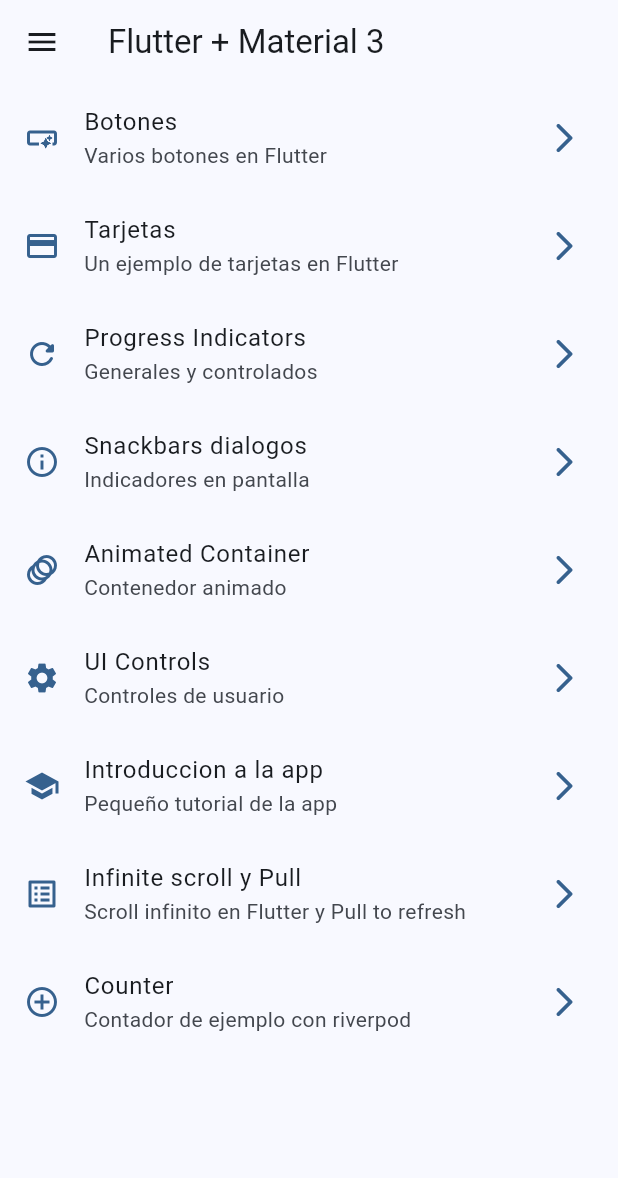
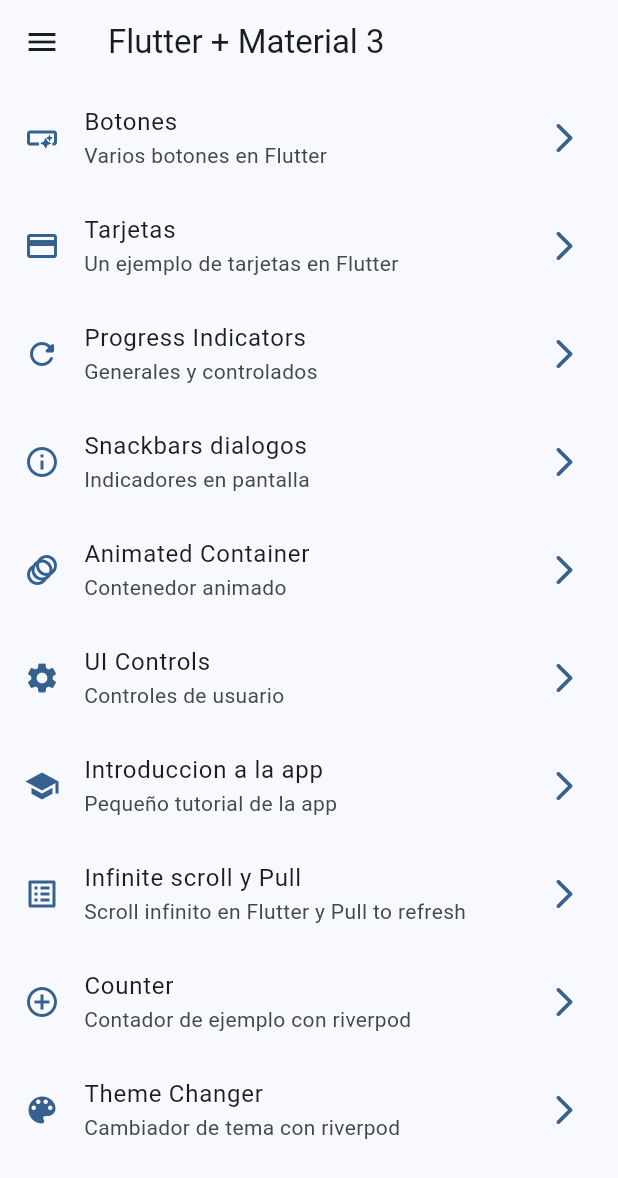
Before and after one commit to Guidotss/widget-app, a Flutter app: the screen it shows after launch, on a phone screen of 412 x 824 dp. Shown: the top 1178 px of the screen. Run offline on Flutter 3.47's test engine with Material 3 defaults, Android fonts, the phone set to English and light mode, and no system bars; our stand-ins replace animate_do, flutter_riverpod, go_router.

Commit message:
terminando cambio de tema de color

```diff
--- a/lib/config/menu/menu_items.dart
+++ b/lib/config/menu/menu_items.dart
@@ -67,5 +67,11 @@ const appMenuItems = <MenuItem>[
     subTitle: 'Contador de ejemplo con riverpod',
     link: '/counter',
     icon: Icons.add_circle_outline
-  )
+  ),
+  MenuItem(
+    title: 'Theme Changer',
+    subTitle: 'Cambiador de tema con riverpod',
+    link: '/theme_changer',
+    icon: Icons.color_lens
+  ),
 ];
--- a/lib/config/router/app_router.dart
+++ b/lib/config/router/app_router.dart
@@ -53,4 +53,9 @@ final appRouter = GoRouter(initialLocation: '/', routes: [
     name: CounterScreen.name,
     builder: (context, state) => const CounterScreen(),
   ),
+  GoRoute(
+    path:'/theme_changer',
+    name: ThemeChangerScreen.name,
+    builder: (context, state) => const ThemeChangerScreen(),
+  ),
 ]);
--- a/lib/config/theme/app_theme.dart
+++ b/lib/config/theme/app_theme.dart
@@ -15,14 +15,22 @@ const List<Color> appColors = [
 
 class AppTheme {
   final int selectedColor;
+  final bool isDarkMode;
 
   AppTheme({
     this.selectedColor = 0,
+    this.isDarkMode = false,
   }) : assert(selectedColor >= 0 && selectedColor < appColors.length,
             'Invalid color index');
 
   ThemeData getTheme() => ThemeData(
       useMaterial3: true,
+      brightness: isDarkMode ? Brightness.dark : Brightness.light,
       colorSchemeSeed: appColors[selectedColor],
       appBarTheme: const AppBarTheme(centerTitle: false));
+
+  AppTheme copyWith({int? selectedColor, bool? isDarkMode}) => AppTheme(
+        selectedColor: selectedColor ?? this.selectedColor,
+        isDarkMode: isDarkMode ?? this.isDarkMode,
+      );
 }
--- a/lib/main.dart
+++ b/lib/main.dart
@@ -2,6 +2,7 @@ import 'package:flutter/material.dart';
 import 'package:flutter_riverpod/flutter_riverpod.dart';
 import 'package:widget_app/config/router/app_router.dart';
 import 'package:widget_app/config/theme/app_theme.dart';
+import 'package:widget_app/presentations/providers/theme_provider.dart';
 
 void main() {
   runApp(
@@ -11,15 +12,21 @@ void main() {
   );
 }
 
-class MainApp extends StatelessWidget {
+class MainApp extends ConsumerWidget {
   const MainApp({super.key});
 
   @override
-  Widget build(BuildContext context) {
+  Widget build(BuildContext context, WidgetRef ref) {
+    /* final isDarkMode = ref.watch(themeProvider);
+    final selectedColor = ref.watch(selectedColor */
+
+    final AppTheme appTheme = ref.watch(themeNotifierProvider);
+
+
     return MaterialApp.router(
       routerConfig: appRouter,
       debugShowCheckedModeBanner: false,
-      theme: AppTheme(selectedColor: 0).getTheme(),
+      theme: appTheme.getTheme(),
     );
   }
 }
--- /dev/null
+++ b/lib/presentations/providers/theme_provider.dart
@@ -0,0 +1,29 @@
+import 'package:flutter_riverpod/flutter_riverpod.dart';
+import 'package:widget_app/config/theme/app_theme.dart';
+
+final themeProvider = StateProvider ((ref) => false);
+
+// Listado de colores inmutable.
+final colorListProvider = Provider((ref) => appColors);
+
+final selectedColorProvider = StateProvider((ref) => appColors[0]);
+
+// Un objeto de tipo AppTheme (Custom) que contiene el color seleccionado y el modo oscuro
+final themeNotifierProvider = StateNotifierProvider<ThemeNotifier, AppTheme>(
+  (ref) => ThemeNotifier(),
+);
+
+// Controller o notifier para el cambio de tema
+class ThemeNotifier extends StateNotifier<AppTheme>{
+  //State = Nueva instancia de AppTheme
+  ThemeNotifier(): super(AppTheme());
+
+  void toggleDarkTheme() {
+    state = state.copyWith(isDarkMode: !state.isDarkMode);
+  }
+
+  void changeColorIndex(int? index){
+    state = state.copyWith(selectedColor: index);
+  }
+
+}
--- a/lib/presentations/screens/screens.dart
+++ b/lib/presentations/screens/screens.dart
@@ -1,3 +1,4 @@
+export  'package:widget_app/presentations/screens/theme_changer/theme_changer_screen.dart';
 export 'package:widget_app/presentations/screens/counter/counter_screen.dart';
 export 'package:widget_app/presentations/screens/animated/animated_screen.dart';
 export 'package:widget_app/presentations/screens/app_tutorial/app_tutorial_screen.dart';
```
Also changed, not shown: lib/presentations/screens/theme_changer/theme_changer_screen.dart (added, +59 -0 lines).
